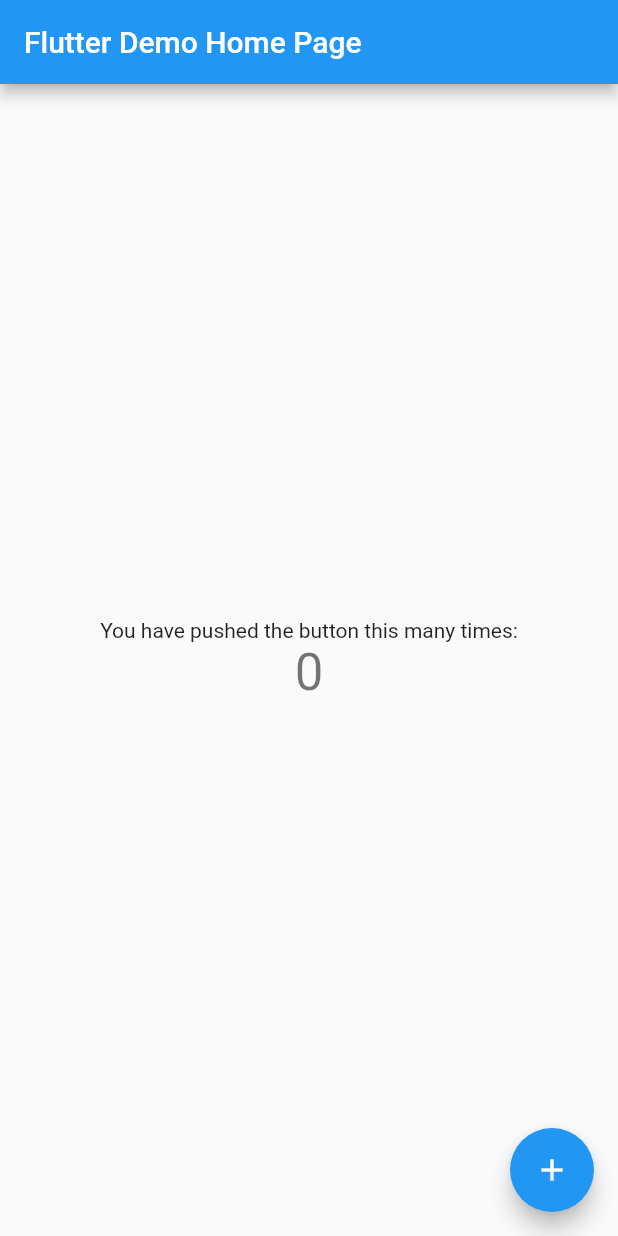
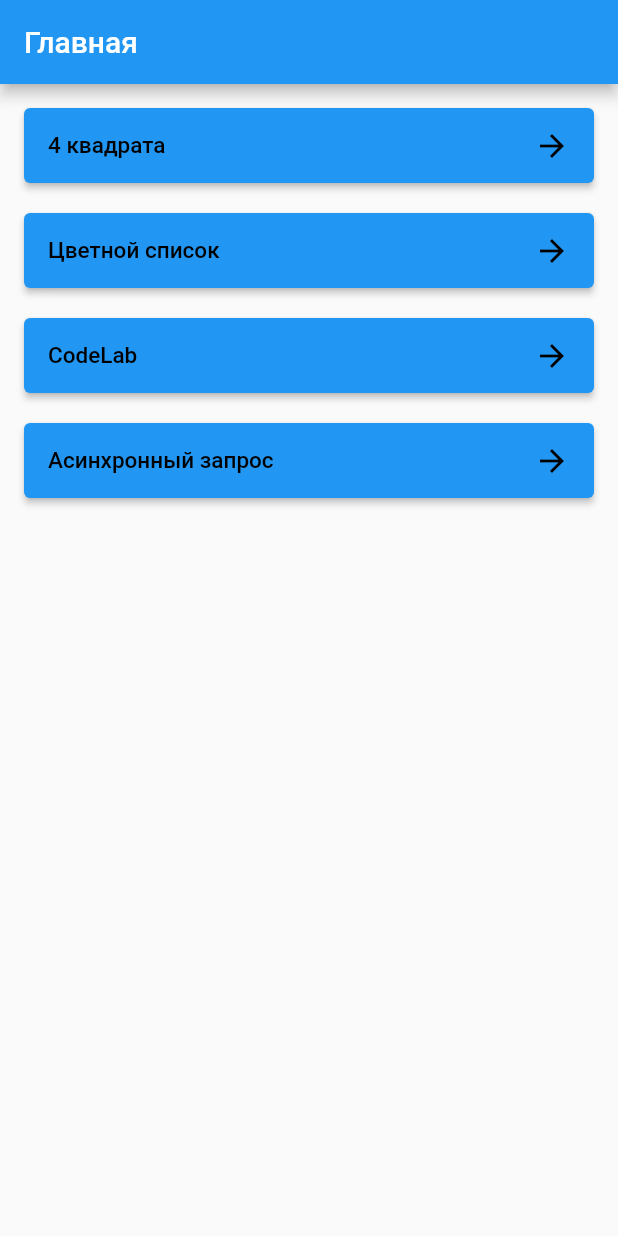
Before and after one commit to Akrid782/mcart_flutter_base, a Flutter app: the screen it shows after launch, on a phone screen of 412 x 824 dp. Run offline on Flutter 3.47's test engine with Material 2 defaults, Android fonts, the phone set to English and light mode, and no system bars.

Commit message:
add navigation

```diff
--- a/lib/main.dart
+++ b/lib/main.dart
@@ -1,115 +1,21 @@
 import 'package:flutter/material.dart';
+import 'package:base/page/code_lab.dart';
+import 'package:base/page/home.dart';
 
-void main() {
-  runApp(const MyApp());
-}
+void main() => runApp(const MyApp());
 
 class MyApp extends StatelessWidget {
   const MyApp({Key? key}) : super(key: key);
 
-  // This widget is the root of your application.
   @override
   Widget build(BuildContext context) {
     return MaterialApp(
-      title: 'Flutter Demo',
-      theme: ThemeData(
-        // This is the theme of your application.
-        //
-        // Try running your application with "flutter run". You'll see the
-        // application has a blue toolbar. Then, without quitting the app, try
-        // changing the primarySwatch below to Colors.green and then invoke
-        // "hot reload" (press "r" in the console where you ran "flutter run",
-        // or simply save your changes to "hot reload" in a Flutter IDE).
-        // Notice that the counter didn't reset back to zero; the application
-        // is not restarted.
-        primarySwatch: Colors.blue,
-      ),
-      home: const MyHomePage(title: 'Flutter Demo Home Page'),
+      title: 'База',
+      initialRoute: '/',
+      routes: {
+        '/': (context) => const HomePage(),
+        '/laba': (context) => const Laba()
+      },
     );
   }
 }
-
-class MyHomePage extends StatefulWidget {
-  const MyHomePage({Key? key, required this.title}) : super(key: key);
-
-  // This widget is the home page of your application. It is stateful, meaning
-  // that it has a State object (defined below) that contains fields that affect
-  // how it looks.
-
-  // This class is the configuration for the state. It holds the values (in this
-  // case the title) provided by the parent (in this case the App widget) and
-  // used by the build method of the State. Fields in a Widget subclass are
-  // always marked "final".
-
-  final String title;
-
-  @override
-  State<MyHomePage> createState() => _MyHomePageState();
-}
-
-class _MyHomePageState extends State<MyHomePage> {
-  int _counter = 0;
-
-  void _incrementCounter() {
-    setState(() {
-      // This call to setState tells the Flutter framework that something has
-      // changed in this State, which causes it to rerun the build method below
-      // so that the display can reflect the updated values. If we changed
-      // _counter without calling setState(), then the build method would not be
-      // called again, and so nothing would appear to happen.
-      _counter++;
-    });
-  }
-
-  @override
-  Widget build(BuildContext context) {
-    // This method is rerun every time setState is called, for instance as done
-    // by the _incrementCounter method above.
-    //
-    // The Flutter framework has been optimized to make rerunning build methods
-    // fast, so that you can just rebuild anything that needs updating rather
-    // than having to individually change instances of widgets.
-    return Scaffold(
-      appBar: AppBar(
-        // Here we take the value from the MyHomePage object that was created by
-        // the App.build method, and use it to set our appbar title.
-        title: Text(widget.title),
-      ),
-      body: Center(
-        // Center is a layout widget. It takes a single child and positions it
-        // in the middle of the parent.
-        child: Column(
-          // Column is also a layout widget. It takes a list of children and
-          // arranges them vertically. By default, it sizes itself to fit its
-          // children horizontally, and tries to be as tall as its parent.
-          //
-          // Invoke "debug painting" (press "p" in the console, choose the
-          // "Toggle Debug Paint" action from the Flutter Inspector in Android
-          // Studio, or the "Toggle Debug Paint" command in Visual Studio Code)
-          // to see the wireframe for each widget.
-          //
-          // Column has various properties to control how it sizes itself and
-          // how it positions its children. Here we use mainAxisAlignment to
-          // center the children vertically; the main axis here is the vertical
-          // axis because Columns are vertical (the cross axis would be
-          // horizontal).
-          mainAxisAlignment: MainAxisAlignment.center,
-          children: <Widget>[
-            const Text(
-              'You have pushed the button this many times:',
-            ),
-            Text(
-              '$_counter',
-              style: Theme.of(context).textTheme.headline4,
-            ),
-          ],
-        ),
-      ),
-      floatingActionButton: FloatingActionButton(
-        onPressed: _incrementCounter,
-        tooltip: 'Increment',
-        child: const Icon(Icons.add),
-      ), // This trailing comma makes auto-formatting nicer for build methods.
-    );
-  }
-}
--- /dev/null
+++ b/lib/page/home.dart
@@ -0,0 +1,27 @@
+import 'package:flutter/material.dart';
+import 'package:base/widget/button_navigation.dart';
+
+class HomePage extends StatelessWidget {
+  const HomePage({Key? key}) : super(key: key);
+
+  @override
+  Widget build(BuildContext context) {
+    return Scaffold(
+      appBar: AppBar(
+        title: const Text('Главная'),
+      ),
+      body: Container(
+        padding: const EdgeInsets.all(16.0),
+        child: Column(
+          mainAxisSize: MainAxisSize.max,
+          children: const <Widget>[
+            ButtonNavigation('4 квадрата', 'square'),
+            ButtonNavigation('Цветной список', 'list_color'),
+            ButtonNavigation('CodeLab', '/laba'),
+            ButtonNavigation('Асинхронный запрос', 'sync'),
+          ],
+        ),
+      ),
+    );
+  }
+}
--- /dev/null
+++ b/lib/widget/button_navigation.dart
@@ -0,0 +1,42 @@
+import 'package:flutter/material.dart';
+
+class ButtonNavigation extends StatelessWidget {
+  final String title;
+  final String nameRoute;
+
+  final double sizeButton = 50;
+
+  const ButtonNavigation(this.title, this.nameRoute, {Key? key})
+      : super(key: key);
+
+  @override
+  Widget build(BuildContext context) {
+    return Container(
+      padding: const EdgeInsets.only(bottom: 20.0),
+      child: SizedBox(
+        height: sizeButton,
+        child: ElevatedButton(
+          child: Row(
+            mainAxisAlignment: MainAxisAlignment.spaceBetween,
+            children: [
+              Text(
+                title,
+                style: const TextStyle(
+                  fontSize: 15,
+                  color: Colors.black,
+                ),
+              ),
+              const Icon(
+                Icons.arrow_forward_sharp,
+                color: Colors.black,
+              )
+            ],
+          ),
+          onPressed: () {
+            Navigator.pushNamed(context, nameRoute);
+          },
+        ),
+      ),
+    );
+  }
+}
```
